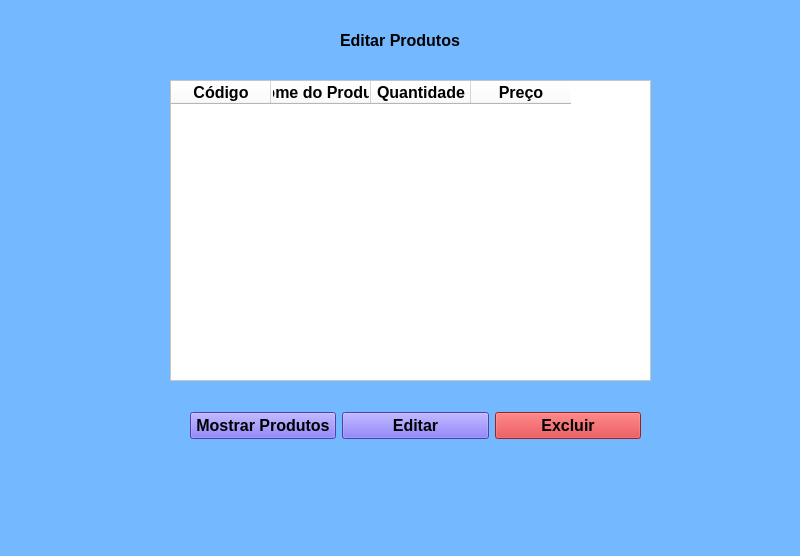
The window that editar_produtos.ui (fabiojuliosantos/projeto-ads) describes before a commit, drawn with Qt 5.
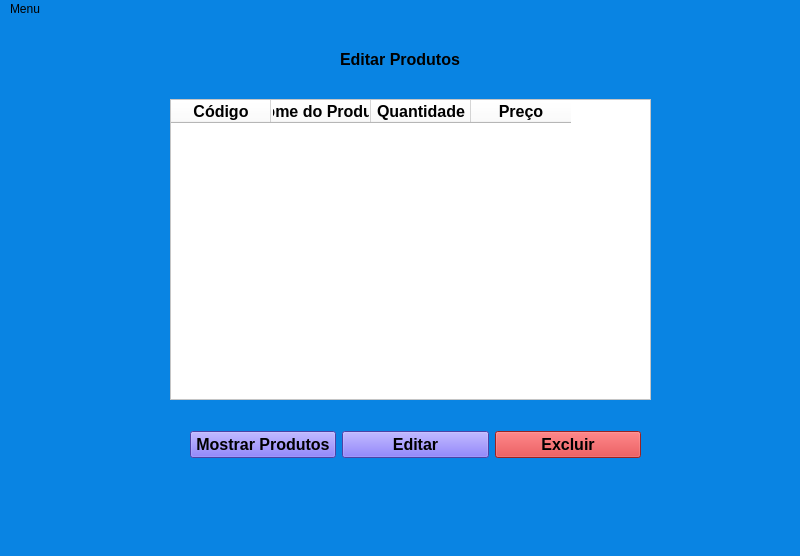
The same window after the commit.

Diff of the .ui file:
```diff
--- a/editar_produtos.ui
+++ b/editar_produtos.ui
@@ -14,7 +14,7 @@
    <string>MainWindow</string>
   </property>
   <property name="styleSheet">
-   <string notr="true">background-color:rgb(116,185,255)</string>
+   <string notr="true">background-color: rgb(9, 132, 227);</string>
   </property>
   <widget class="QWidget" name="centralwidget">
    <widget class="QLabel" name="label">
@@ -169,7 +169,8 @@
     </column>
    </widget>
   </widget>
-  <widget class="QMenuBar" name="menubar">
+  <widget class="QStatusBar" name="statusbar"/>
+  <widget class="QMenuBar" name="menuBar">
    <property name="geometry">
     <rect>
      <x>0</x>
@@ -178,6 +179,16 @@
      <height>30</height>
     </rect>
    </property>
+   <widget class="QMenu" name="menuPrincipal">
+    <property name="title">
+     <string>Menu</string>
+    </property>
+    <addaction name="actionPrincipal"/>
+    <addaction name="actionAdicionar_Itens"/>
+    <addaction name="actionEditar_Itens"/>
+    <addaction name="actionVendas"/>
+   </widget>
+   <addaction name="menuPrincipal"/>
   </widget>
   <widget class="QStatusBar" name="statusbar"/>
  </widget>
```
Left out of the diff: 25 changed lines with no effect on the pictures.
